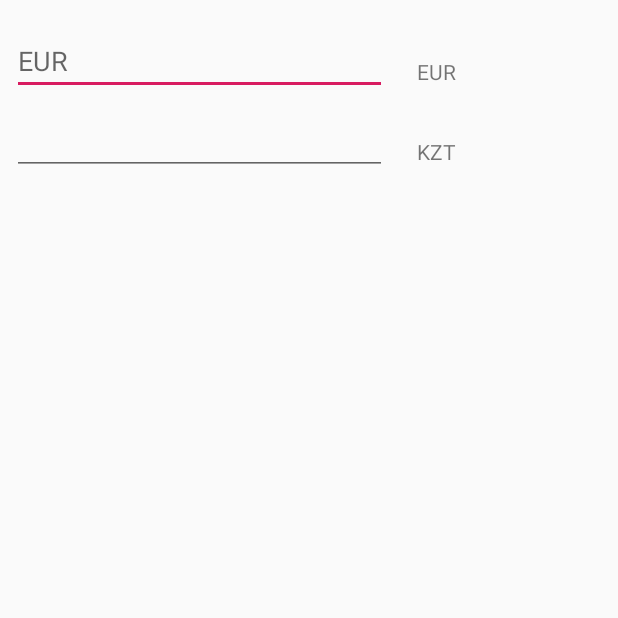
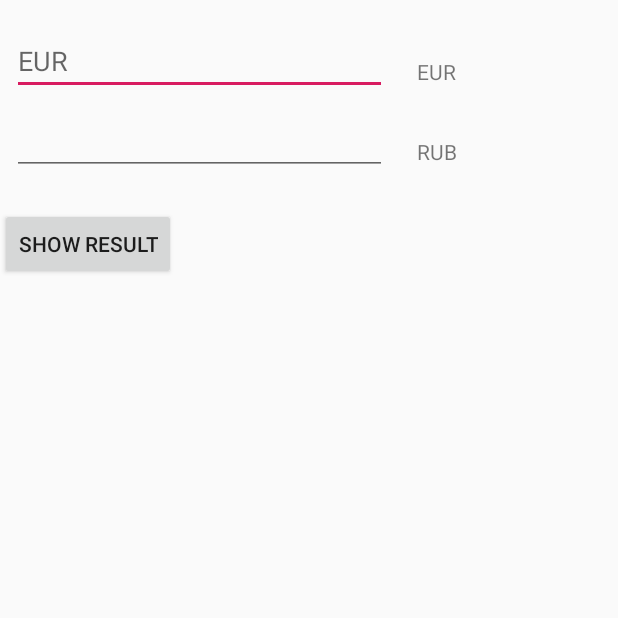
Before and after one commit to azatserzhan/currency, an Android app: the screen it shows after launch (MainActivity), on a phone screen of 412 x 824 dp, the top half of it. Run offline under Robolectric (Android 15) with nearby library versions, the phone set to English and light mode, and no system bars; our stand-ins replace RxJava; network calls fail.

Commit message:
[ADDED] show EUR -> RUB result

```diff
--- a/app/src/main/java/kz/azatserzhanov/test/currency/contract/MainContract.kt
+++ b/app/src/main/java/kz/azatserzhanov/test/currency/contract/MainContract.kt
@@ -6,10 +6,12 @@ import kz.azatserzhanov.test.common.MvpView
 interface MainContract {
 
     interface View : MvpView {
-        fun showCurrency()
+        fun showResultCurrency(total: String)
     }
 
     interface Presenter : MvpPresenter<View> {
         fun loadCurrency()
+        fun setCurrencyResult(inputValue: Double)
+        fun currentCurrencyChange(inputValue: Double)
     }
 }
--- a/app/src/main/res/layout/currency_fragment.xml
+++ b/app/src/main/res/layout/currency_fragment.xml
@@ -18,7 +18,7 @@
             android:hint="EUR"
             android:inputType="number"
             app:layout_constraintStart_toStartOf="parent"
-            app:layout_constraintTop_toTopOf="parent" />
+            app:layout_constraintTop_toTopOf="parent"/>
 
     <EditText
             android:id="@+id/resultEditText"
@@ -28,7 +28,7 @@
             android:layout_marginTop="8dp"
             android:inputType="number"
             app:layout_constraintStart_toStartOf="parent"
-            app:layout_constraintTop_toBottomOf="@+id/currentEditText" />
+            app:layout_constraintTop_toBottomOf="@+id/currentEditText"/>
 
     <TextView
             android:id="@+id/currentTextView"
@@ -39,7 +39,7 @@
             android:padding="12dp"
             android:text="EUR"
             app:layout_constraintStart_toEndOf="@+id/currentEditText"
-            app:layout_constraintTop_toTopOf="@+id/currentEditText" />
+            app:layout_constraintTop_toTopOf="@+id/currentEditText"/>
 
     <TextView
             android:id="@+id/resultTextView"
@@ -48,16 +48,25 @@
             android:layout_marginStart="8dp"
             android:layout_marginTop="8dp"
             android:padding="12dp"
-            android:text="KZT"
+            android:text="RUB"
             app:layout_constraintStart_toEndOf="@+id/resultEditText"
-            app:layout_constraintTop_toTopOf="@+id/resultEditText" />
+            app:layout_constraintTop_toTopOf="@+id/resultEditText"/>
 
     <androidx.recyclerview.widget.RecyclerView
             android:id="@+id/resultRecyclerView"
             android:layout_width="match_parent"
             android:layout_height="wrap_content"
             android:layout_marginTop="8dp"
-            app:layout_constraintTop_toBottomOf="@+id/resultTextView" />
+            app:layout_constraintTop_toBottomOf="@+id/resultTextView"/>
+
+    <Button
+            android:id="@+id/showResultButton"
+            android:layout_width="wrap_content"
+            android:layout_height="wrap_content"
+            android:text="Show result"
+            android:layout_marginTop="8dp"
+            app:layout_constraintTop_toBottomOf="@+id/resultRecyclerView"
+    />
 
 
 </androidx.constraintlayout.widget.ConstraintLayout>
```
Also changed, not shown: app/src/main/java/kz/azatserzhanov/test/currency/presenter/MainPresenter.kt (+32 -4 lines), app/src/main/java/kz/azatserzhanov/test/currency/ui/CurrencyFragment.kt (+14 -2 lines).
